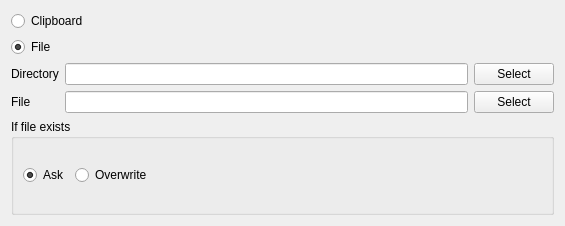
The window that src/widget/filepathwidget.ui (mugiseyebrows/mugi-query) describes before a commit, drawn with Qt 5.
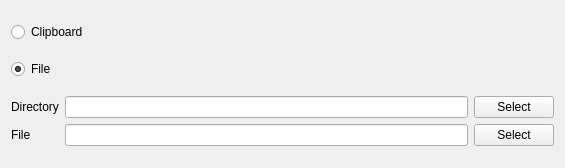
The same window after the commit.

Patch:
```diff
--- a/src/widget/filepathwidget.ui
+++ b/src/widget/filepathwidget.ui
@@ -7,7 +7,7 @@
     <x>0</x>
     <y>0</y>
     <width>565</width>
-    <height>226</height>
+    <height>168</height>
    </rect>
   </property>
   <property name="windowTitle">
@@ -69,45 +69,6 @@
      </item>
     </layout>
    </item>
-   <item>
-    <widget class="QGroupBox" name="groupBox">
-     <property name="title">
-      <string>If file exists</string>
-     </property>
-     <layout class="QHBoxLayout" name="horizontalLayout">
-      <item>
-       <widget class="QRadioButton" name="ask">
-        <property name="text">
-         <string>Ask</string>
-        </property>
-        <property name="checked">
-         <bool>true</bool>
-        </property>
-       </widget>
-      </item>
-      <item>
-       <widget class="QRadioButton" name="overwrite">
-        <property name="text">
-         <string>Overwrite</string>
-        </property>
-       </widget>
-      </item>
-      <item>
-       <spacer name="horizontalSpacer">
-        <property name="orientation">
-         <enum>Qt::Horizontal</enum>
-        </property>
-        <property name="sizeHint" stdset="0">
-         <size>
-          <width>40</width>
-          <height>20</height>
-         </size>
-        </property>
-       </spacer>
-      </item>
-     </layout>
-    </widget>
-   </item>
   </layout>
  </widget>
  <resources/>
```
